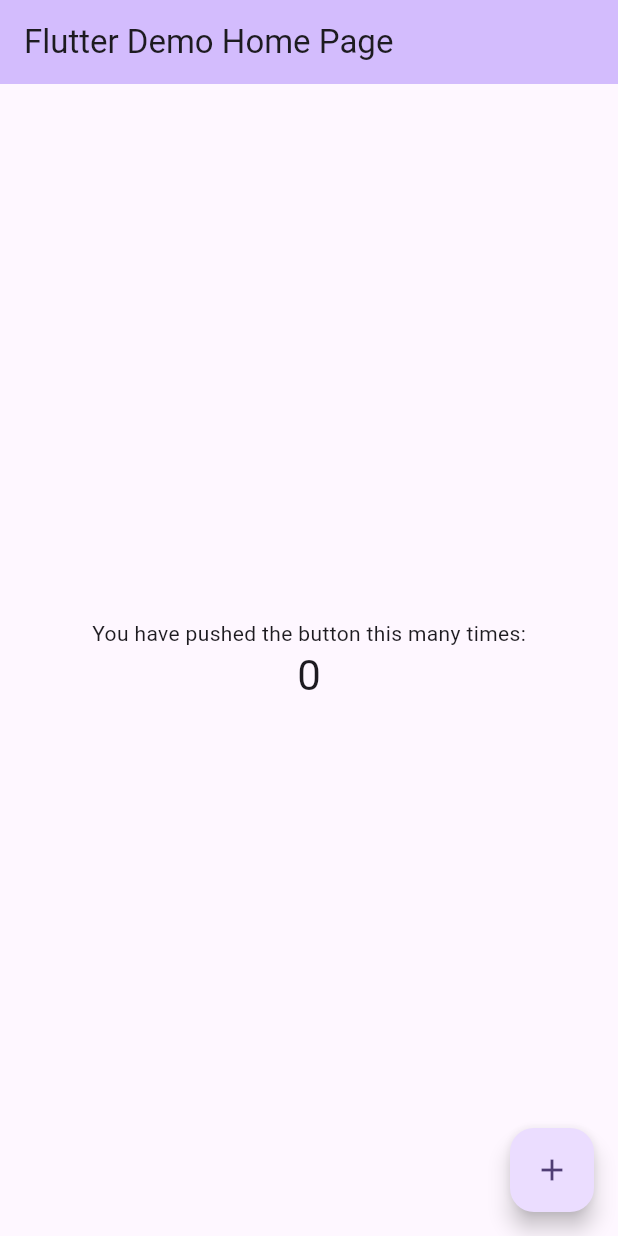
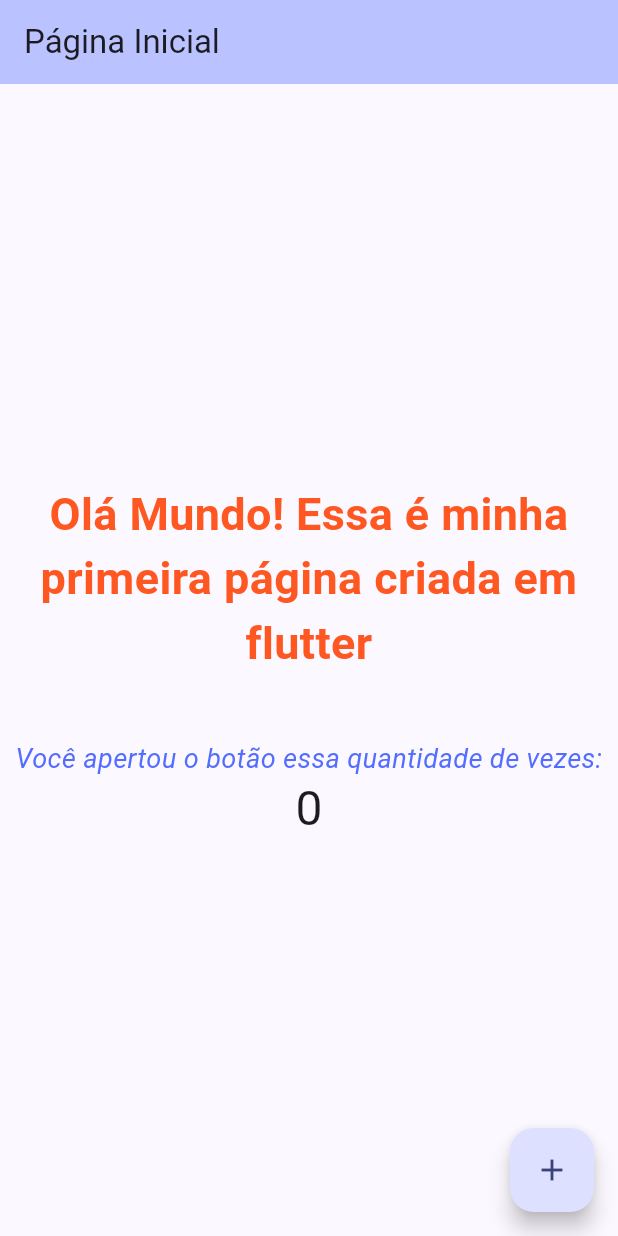
Before and after one commit to kkalves/dio-lab-first-steps-flutter, a Flutter app: the screen it shows after launch, on a phone screen of 412 x 824 dp. Run offline on Flutter 3.47's test engine with Material 2 defaults, Android fonts, the phone set to English and light mode, and no system bars.

Commit message:
Add changes to flutter template

```diff
--- a/lib/main.dart
+++ b/lib/main.dart
@@ -28,10 +28,10 @@
         //
         // This works for code too, not just values: Most code changes can be
         // tested with just a hot reload.
-        colorScheme: ColorScheme.fromSeed(seedColor: Colors.deepPurple),
+        colorScheme: ColorScheme.fromSeed(seedColor: Colors.indigo),
         useMaterial3: true,
       ),
-      home: const MyHomePage(title: 'Flutter Demo Home Page'),
+      home: const MyHomePage(title: 'Página Inicial'),
     );
   }
 }
@@ -105,19 +105,25 @@
           // wireframe for each widget.
           mainAxisAlignment: MainAxisAlignment.center,
           children: <Widget>[
+            const
+            Text(
+              'Olá Mundo! Essa é minha primeira página criada em flutter\n',
+              style: TextStyle(fontSize: 30, fontWeight: FontWeight.w600, color: Colors.deepOrange), textAlign: TextAlign.center,
+            ),
             const Text(
-              'You have pushed the button this many times:',
+              'Você apertou o botão essa quantidade de vezes:',
+              style: TextStyle(fontSize: 18, fontStyle: FontStyle.italic, color: Colors.indigoAccent), textAlign: TextAlign.center,
             ),
             Text(
               '$_counter',
-              style: Theme.of(context).textTheme.headlineMedium,
+              style: Theme.of(context).textTheme.headlineLarge,
             ),
           ],
         ),
       ),
       floatingActionButton: FloatingActionButton(
         onPressed: _incrementCounter,
-        tooltip: 'Increment',
+        tooltip: 'Pressione o Botão',
         child: const Icon(Icons.add),
       ), // This trailing comma makes auto-formatting nicer for build methods.
     );
```
